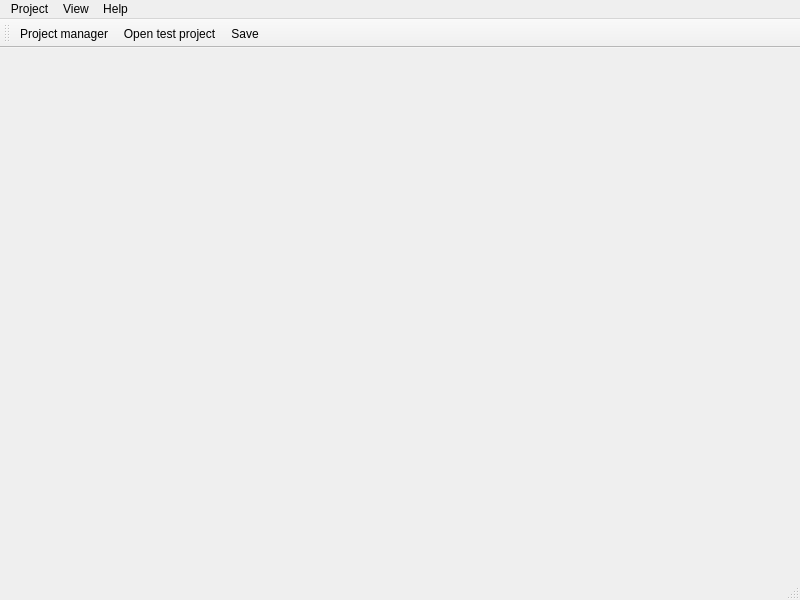
Above: src/plume/gui/main_window.ui from jacquetc/skribisto before the change. Below: the same form after it.
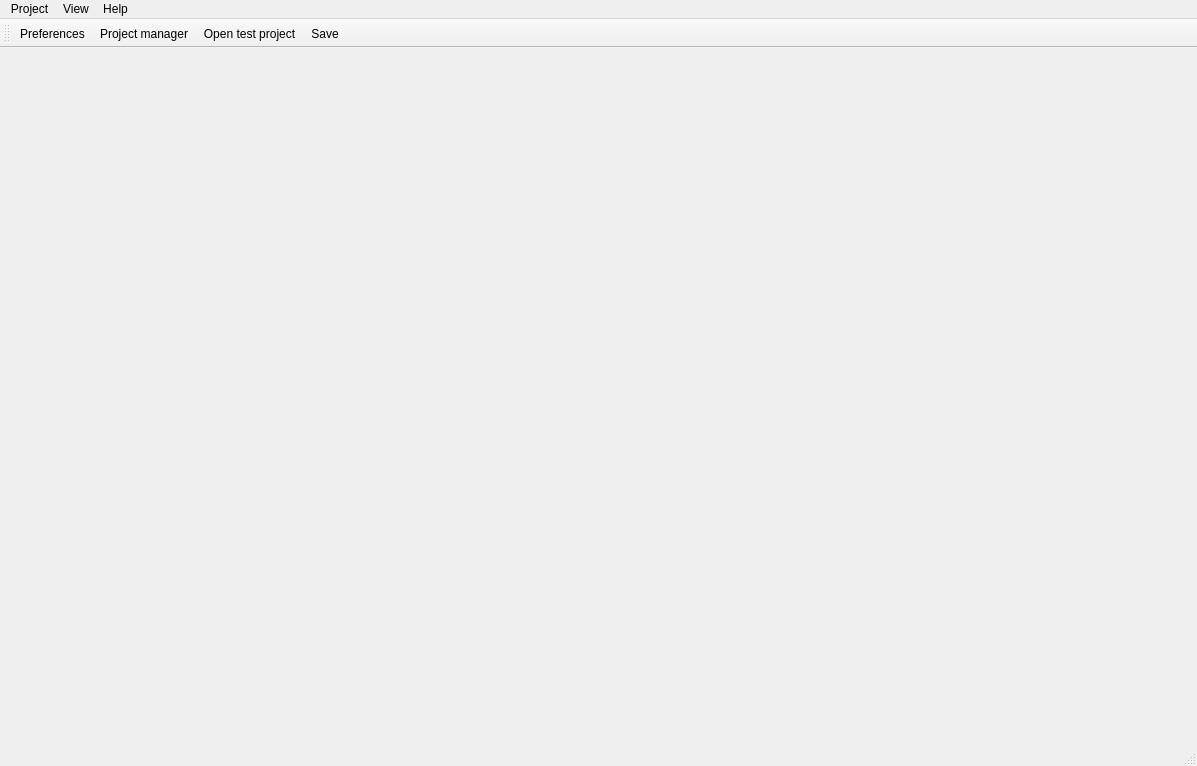
That is the form after the change. Icons and pictures are not drawn.

Commit message: add side_bar.ui ; add Plume main menu toolButton

Diff of the .ui file:
```diff
--- a/src/plume/gui/main_window.ui
+++ b/src/plume/gui/main_window.ui
@@ -6,8 +6,8 @@
    <rect>
     <x>0</x>
     <y>0</y>
-    <width>800</width>
-    <height>600</height>
+    <width>1197</width>
+    <height>766</height>
    </rect>
   </property>
   <property name="windowTitle">
@@ -19,7 +19,7 @@
     <rect>
      <x>0</x>
      <y>0</y>
-     <width>800</width>
+     <width>1197</width>
      <height>25</height>
     </rect>
    </property>
@@ -73,6 +73,7 @@
    <attribute name="toolBarBreak">
     <bool>false</bool>
    </attribute>
+   <addaction name="actionPreferences"/>
    <addaction name="actionProject_manager"/>
    <addaction name="actionOpen_test_project"/>
    <addaction name="actionSave"/>
@@ -208,6 +209,15 @@
     <string>Print</string>
    </property>
   </action>
+  <action name="actionPreferences">
+   <property name="icon">
+    <iconset>
+     <normaloff>pics/16x16/preferences-system.png</normaloff>pics/16x16/preferences-system.png</iconset>
+   </property>
+   <property name="text">
+    <string>Preferences</string>
+   </property>
+  </action>
  </widget>
  <resources/>
  <connections/>
```
Left out of the diff: 8 changed lines with no effect on the pictures. The commit also changes 2 other files.
